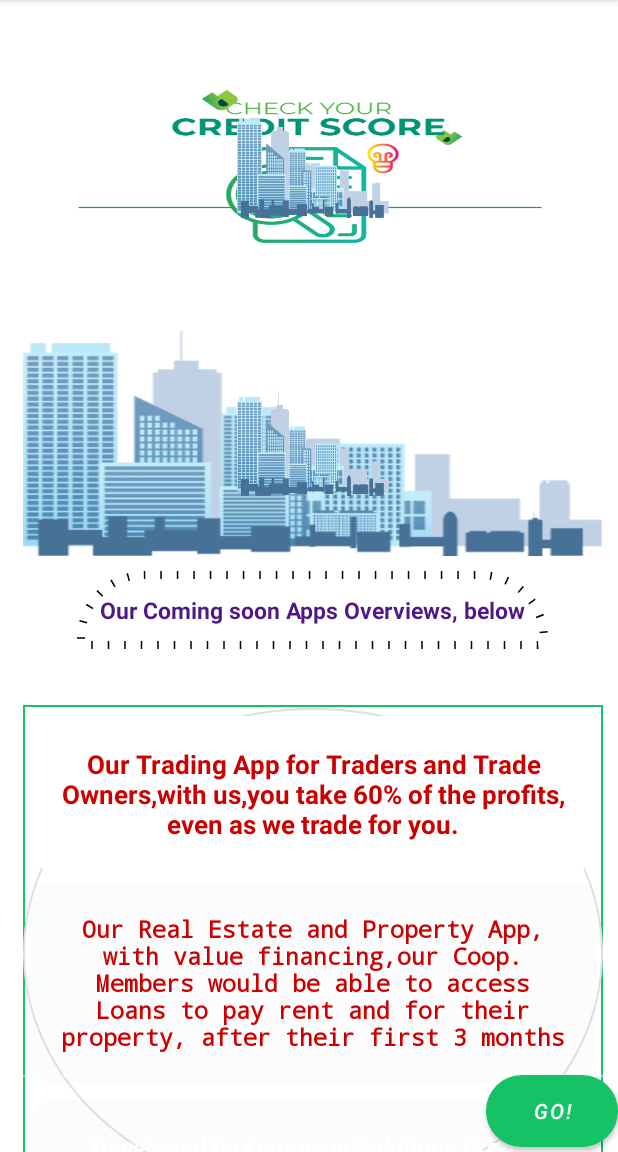
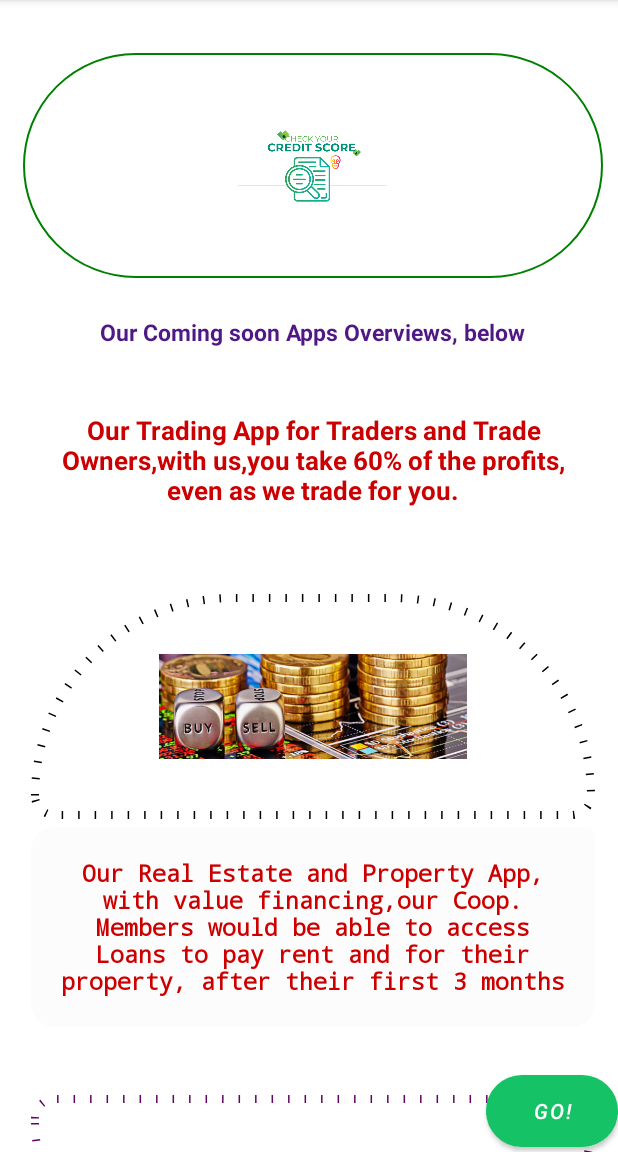
Before and after one commit to lumgwun/Credit-Check-App, an Android app: the screen it shows after launch (WelcomeAct), after a tap on "NEXT", on a phone screen of 412 x 824 dp, the part 84-1236 px from its top. Run offline under Robolectric (Android 15) with nearby library versions, the phone set to English and light mode, and no system bars.

Commit message:
Fixed LoginAct.java.

```diff
--- a/app/src/main/java/com/ls/creditcheckapp/LoginAct.java
+++ b/app/src/main/java/com/ls/creditcheckapp/LoginAct.java
@@ -62,6 +62,7 @@ public class LoginAct extends AppCompatActivity {
         setContentView(R.layout.act_login);
         profile= new Profile();
         adView = new AdView(this);
+        gson=new Gson();
         adRequest = new AdRequest.Builder().build();
         edtUserName = findViewById(R.id.edt_username5);
         edtPassword = findViewById(R.id.edt_password6);
--- a/app/src/main/res/layout/welcome2.xml
+++ b/app/src/main/res/layout/welcome2.xml
@@ -16,24 +16,14 @@
             android:paddingEnd="10dp"
             android:gravity="center_horizontal"
             android:orientation="vertical">
-
             <ImageView
                 android:layout_width="wrap_content"
                 android:layout_height="150dp"
                 android:padding="40dp"
                 android:layout_marginTop="35dp"
-                android:id="@+id/image3"
-                android:background="@drawable/check"
-                android:src="@drawable/estate1" />
-
-            <ImageView
-                android:layout_width="wrap_content"
-                android:layout_height="150dp"
-                android:padding="40dp"
-                android:layout_marginTop="35dp"
-                android:id="@+id/realE"
-                android:background="@drawable/estate1"
-                android:src="@drawable/estate1" />
+                android:id="@+id/rLogo"
+                android:background="@drawable/rect6h"
+                android:src="@drawable/check" />
 
 
             <TextView
@@ -41,27 +31,19 @@
                 android:layout_height="wrap_content"
                 android:text="Our Coming soon Apps Overviews, below"
                 android:layout_marginTop="10dp"
-                android:background="@drawable/rect55"
+                android:background="@drawable/rect_white"
                 android:gravity="center_horizontal"
                 android:textColor="@color/purple_new"
                 android:textSize="15sp"
                 android:padding="15dp"
                 android:textStyle="bold" />
 
-            <TextView
-                android:layout_width="wrap_content"
-                android:layout_height="wrap_content"
-                android:layout_marginTop="5dp"
-                android:padding="5dp"
-                android:background="@null"
-                android:textAlignment="center"
-                android:textSize="15sp" />
             <androidx.appcompat.widget.LinearLayoutCompat
                 android:layout_width="match_parent"
                 android:orientation="vertical"
                 android:padding="5dp"
                 android:layout_marginBottom="20dp"
-                android:background="@drawable/shape_layer_1a"
+                android:background="@drawable/rect_white"
                 android:layout_height="wrap_content">
                 <TextView
                     android:id="@+id/switcher244"
@@ -77,6 +59,15 @@
                     android:text="Our Trading App for Traders and Trade Owners,with us,you take 60% of the profits, even as we trade for you."
                     android:background="@drawable/rect_white"
                     android:src="@drawable/rect6b" />
+                <ImageView
+                    android:layout_width="match_parent"
+                    android:layout_height="150dp"
+                    android:padding="40dp"
+                    android:layout_marginTop="35dp"
+                    android:id="@+id/imageTrade"
+                    android:background="@drawable/rect55"
+                    android:src="@drawable/fx4" />
+
 
                 <TextView
                     android:id="@+id/textView4"
@@ -97,6 +88,16 @@
                     android:textColor="@android:color/holo_red_dark"
                     android:textStyle="bold" />
 
+                <ImageView
+                    android:layout_width="wrap_content"
+                    android:layout_height="150dp"
+                    android:padding="40dp"
+                    android:layout_marginTop="35dp"
+                    android:id="@+id/realE"
+                    android:background="@drawable/rect66"
+                    android:src="@drawable/estate1" />
+
+
                 <TextView
                     android:layout_width="match_parent"
                     android:layout_height="wrap_content"
@@ -114,9 +115,6 @@
 
             </androidx.appcompat.widget.LinearLayoutCompat>
 
-
-
-
         </LinearLayout>
     </ScrollView>
 
```
